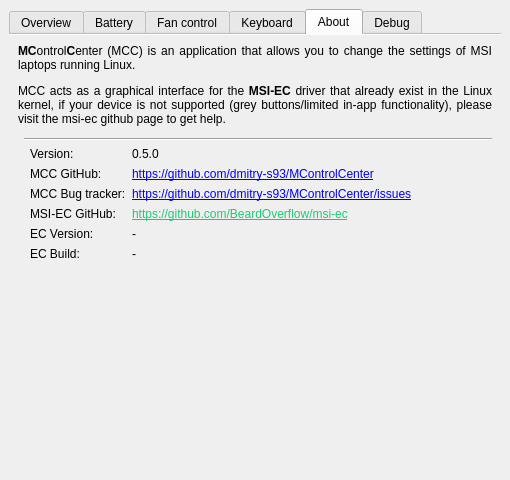
Old version of the form src/mainwindow.ui in the repository dmitry-s93/MControlCenter.
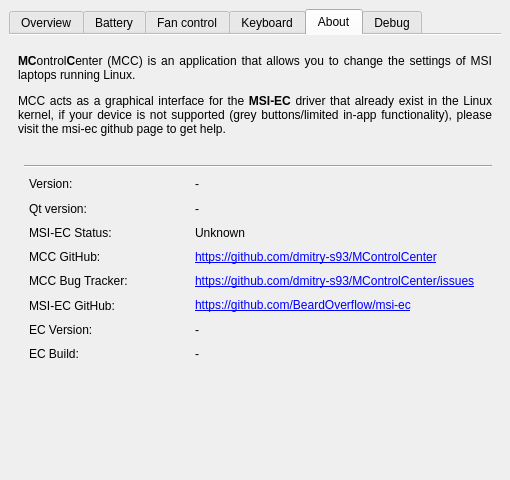
New version of the form. The open tabs and pages were chosen to show the change. Icons and pictures are not drawn.

Commit message: update the user interface

The edit to the form file:
```diff
--- a/src/mainwindow.ui
+++ b/src/mainwindow.ui
@@ -50,6 +50,9 @@
       <property name="autoFillBackground">
        <bool>false</bool>
       </property>
+      <property name="tabPosition">
+       <enum>QTabWidget::TabPosition::North</enum>
+      </property>
       <property name="tabShape">
        <enum>QTabWidget::TabShape::Rounded</enum>
       </property>
@@ -59,6 +62,12 @@
       <property name="documentMode">
        <bool>true</bool>
       </property>
+      <property name="tabsClosable">
+       <bool>false</bool>
+      </property>
+      <property name="movable">
+       <bool>true</bool>
+      </property>
       <property name="tabBarAutoHide">
        <bool>true</bool>
       </property>
@@ -1412,15 +1421,8 @@
        <attribute name="title">
         <string>Keyboard</string>
        </attribute>
-       <layout class="QVBoxLayout" name="verticalLayout_4">
-        <item>
-         <widget class="QLabel" name="keyboardBacklitLabel">
-          <property name="text">
-           <string>Keyboard Backlit</string>
-          </property>
-         </widget>
-        </item>
-        <item>
+       <layout class="QGridLayout" name="gridLayout_2">
+        <item row="1" column="0" colspan="2">
          <widget class="QComboBox" name="keyboardBacklightModeComboBox">
           <item>
            <property name="text">
@@ -1434,7 +1436,69 @@
           </item>
          </widget>
         </item>
-        <item>
+        <item row="3" column="0" colspan="2">
+         <widget class="Line" name="line_2">
+          <property name="orientation">
+           <enum>Qt::Orientation::Horizontal</enum>
+          </property>
+         </widget>
+        </item>
+        <item row="5" column="0">
+         <spacer name="verticalSpacer">
+          <property name="orientation">
+           <enum>Qt::Orientation::Vertical</enum>
+          </property>
+          <property name="sizeHint" stdset="0">
+           <size>
+            <width>20</width>
+            <height>40</height>
+           </size>
+          </property>
+         </spacer>
+        </item>
+        <item row="4" column="0" colspan="2">
+         <widget class="QLabel" name="keyboardBacklightInfo">
+          <property name="frameShape">
+           <enum>QFrame::Shape::NoFrame</enum>
+          </property>
+          <property name="frameShadow">
+           <enum>QFrame::Shadow::Plain</enum>
+          </property>
+          <property name="text">
+           <string>&lt;html&gt;&lt;head/&gt;&lt;body&gt;&lt;p&gt;Due to the way MSI laptops are designed, multi-color (RGB) keyboards cannot be supported in this app/driver.&lt;/p&gt;&lt;p&gt;Consider using &lt;a href=&quot;https://openrgb.org/&quot;&gt;&lt;span style=&quot; text-decoration: underline; color:#27bf73;&quot;&gt;OpenRGB&lt;/span&gt;&lt;/a&gt; to get complete control of keyboard backlight.&lt;/p&gt;&lt;/body&gt;&lt;/html&gt;</string>
+          </property>
+          <property name="wordWrap">
+           <bool>true</bool>
+          </property>
+          <property name="openExternalLinks">
+           <bool>true</bool>
+          </property>
+          <property name="textInteractionFlags">
+           <set>Qt::TextInteractionFlag::TextBrowserInteraction</set>
+          </property>
+         </widget>
+        </item>
+        <item row="5" column="1">
+         <spacer name="verticalSpacer_2">
+          <property name="orientation">
+           <enum>Qt::Orientation::Vertical</enum>
+          </property>
+          <property name="sizeHint" stdset="0">
+           <size>
+            <width>20</width>
+            <height>220</height>
+           </size>
+          </property>
+         </spacer>
+        </item>
+        <item row="0" column="0">
+         <widget class="QLabel" name="keyboardBacklightLabel">
+          <property name="text">
+           <string>Keyboard Backlight</string>
+          </property>
+         </widget>
+        </item>
+        <item row="2" column="0" colspan="2">
          <widget class="QSlider" name="keyboardBrightnessSlider">
           <property name="sizePolicy">
            <sizepolicy hsizetype="Preferred" vsizetype="Fixed">
@@ -1485,32 +1549,28 @@
        <attribute name="title">
         <string>About</string>
        </attribute>
-       <layout class="QGridLayout" name="gridLayout_2">
-        <item row="2" column="1" colspan="3">
          <widget class="Line" name="line_3">
+        <property name="geometry">
+         <rect>
+          <x>15</x>
+          <y>123</y>
+          <width>468</width>
+          <height>16</height>
+         </rect>
+        </property>
           <property name="orientation">
            <enum>Qt::Orientation::Horizontal</enum>
           </property>
          </widget>
-        </item>
-        <item row="3" column="3">
-         <spacer name="horizontalSpacer_2">
-          <property name="orientation">
-           <enum>Qt::Orientation::Horizontal</enum>
-          </property>
-          <property name="sizeType">
-           <enum>QSizePolicy::Policy::MinimumExpanding</enum>
-          </property>
-          <property name="sizeHint" stdset="0">
-           <size>
-            <width>0</width>
-            <height>20</height>
-           </size>
-          </property>
-         </spacer>
-        </item>
-        <item row="0" column="0" colspan="4">
          <widget class="QLabel" name="label_3">
+        <property name="geometry">
+         <rect>
+          <x>9</x>
+          <y>9</y>
+          <width>474</width>
+          <height>102</height>
+         </rect>
+        </property>
           <property name="text">
            <string>&lt;html&gt;&lt;head/&gt;&lt;body&gt;&lt;p&gt;&lt;span style=&quot; font-weight:700;&quot;&gt;MC&lt;/span&gt;ontrol&lt;span style=&quot; font-weight:700;&quot;&gt;C&lt;/span&gt;enter (MCC) is an application that allows you to change the settings of MSI laptops running Linux.&lt;/p&gt;&lt;p&gt;MCC acts as a graphical interface for the &lt;span style=&quot; font-weight:700;&quot;&gt;MSI-EC &lt;/span&gt;driver that already exist in the Linux kernel, if your device is not supported (grey buttons/limited in-app functionality), please visit the msi-ec github page to get help.&lt;/p&gt;&lt;/body&gt;&lt;/html&gt;</string>
           </property>
@@ -1521,25 +1581,16 @@
            <bool>true</bool>
           </property>
          </widget>
-        </item>
-        <item row="4" column="2">
-         <spacer name="verticalSpacer_4">
-          <property name="orientation">
-           <enum>Qt::Orientation::Vertical</enum>
-          </property>
-          <property name="sizeHint" stdset="0">
-           <size>
-            <width>20</width>
-            <height>40</height>
-           </size>
-          </property>
-         </spacer>
-        </item>
-        <item row="3" column="2">
-         <layout class="QFormLayout" name="aboutTabFormLayout">
-          <property name="rowWrapPolicy">
-           <enum>QFormLayout::RowWrapPolicy::WrapLongRows</enum>
-          </property>
+       <widget class="QWidget" name="formLayoutWidget">
+        <property name="geometry">
+         <rect>
+          <x>20</x>
+          <y>140</y>
+          <width>446</width>
+          <height>188</height>
+         </rect>
+        </property>
+        <layout class="QGridLayout" name="gridLayout">
           <item row="0" column="0">
            <widget class="QLabel" name="versionLabel">
             <property name="text">
@@ -1547,21 +1598,61 @@
             </property>
            </widget>
           </item>
-          <item row="0" column="1">
-           <widget class="QLabel" name="versionValueLabel">
+         <item row="5" column="1">
+          <widget class="QLabel" name="MsiEcGitHubLabel">
             <property name="text">
-             <string notr="true">0.5.0</string>
-            </property>
-           </widget>
-          </item>
-          <item row="1" column="0">
+            <string notr="true">&lt;a href=&quot;https://github.com/BeardOverflow/msi-ec&quot;&gt;https://github.com/BeardOverflow/msi-ec&lt;/a&gt;</string>
+           </property>
+           <property name="openExternalLinks">
+            <bool>true</bool>
+           </property>
+           <property name="textInteractionFlags">
+            <set>Qt::TextInteractionFlag::TextBrowserInteraction</set>
+           </property>
+          </widget>
+         </item>
+         <item row="6" column="0">
+          <widget class="QLabel" name="ecVersionLabel">
+           <property name="text">
+            <string>EC Version:</string>
+           </property>
+          </widget>
+         </item>
+         <item row="4" column="1">
+          <widget class="QLabel" name="bugTrackerValueLabel">
+           <property name="text">
+            <string notr="true">&lt;a href=&quot;https://github.com/dmitry-s93/MControlCenter/issues&quot;&gt;https://github.com/dmitry-s93/MControlCenter/issues&lt;/a&gt;</string>
+           </property>
+           <property name="openExternalLinks">
+            <bool>true</bool>
+           </property>
+           <property name="textInteractionFlags">
+            <set>Qt::TextInteractionFlag::TextBrowserInteraction</set>
+           </property>
+          </widget>
+         </item>
+         <item row="3" column="0">
            <widget class="QLabel" name="gitHubLabel">
             <property name="text">
              <string>MCC GitHub:</string>
             </property>
            </widget>
           </item>
-          <item row="1" column="1">
+         <item row="0" column="1">
+          <widget class="QLabel" name="versionValueLabel">
+           <property name="text">
+            <string notr="true">-</string>
+           </property>
+          </widget>
+         </item>
+         <item row="4" column="0">
+          <widget class="QLabel" name="bugTrackerLabel">
+           <property name="text">
+            <string>MCC Bug Tracker:</string>
+           </property>
+          </widget>
+         </item>
+         <item row="3" column="1">
            <widget class="QLabel" name="gitHubValueLabel">
             <property name="text">
              <string notr="true">&lt;a href=&quot;https://github.com/dmitry-s93/MControlCenter&quot;&gt;https://github.com/dmitry-s93/MControlCenter&lt;/a&gt;</string>
@@ -1574,90 +1665,64 @@
             </property>
            </widget>
           </item>
-          <item row="2" column="0">
-           <widget class="QLabel" name="bugTrackerLabel">
-            <property name="text">
-             <string>MCC Bug tracker:</string>
-            </property>
-           </widget>
-          </item>
-          <item row="2" column="1">
-           <widget class="QLabel" name="bugTrackerValueLabel">
-            <property name="text">
-             <string notr="true">&lt;a href=&quot;https://github.com/dmitry-s93/MControlCenter/issues&quot;&gt;https://github.com/dmitry-s93/MControlCenter/issues&lt;/a&gt;</string>
-            </property>
-            <property name="openExternalLinks">
-             <bool>true</bool>
-            </property>
-            <property name="textInteractionFlags">
-             <set>Qt::TextInteractionFlag::TextBrowserInteraction</set>
-            </property>
-           </widget>
-          </item>
-          <item row="4" column="0">
-           <widget class="QLabel" name="ecVersionLabel">
-            <property name="text">
-             <string>EC Version:</string>
-            </property>
-           </widget>
-          </item>
-          <item row="5" column="0">
+         <item row="7" column="0">
            <widget class="QLabel" name="ecBuildLabel">
             <property name="text">
              <string>EC Build:</string>
             </property>
            </widget>
           </item>
-          <item row="5" column="1">
-           <widget class="QLabel" name="ecBuildValueLabel">
-            <property name="text">
-             <string notr="true">-</string>
-            </property>
-           </widget>
-          </item>
-          <item row="3" column="0">
+         <item row="5" column="0">
            <widget class="QLabel" name="label_11">
             <property name="text">
              <string>MSI-EC GitHub:</string>
             </property>
            </widget>
           </item>
-          <item row="3" column="1">
+         <item row="2" column="0">
            <widget class="QLabel" name="label_12">
             <property name="text">
-             <string>&lt;html&gt;&lt;head/&gt;&lt;body&gt;&lt;p&gt;&lt;a href=&quot;https://github.com/BeardOverflow/msi-ec&quot;&gt;&lt;span style=&quot; text-decoration: underline; color:#1ec974;&quot;&gt;https://github.com/BeardOverflow/msi-ec&lt;/span&gt;&lt;/a&gt;&lt;/p&gt;&lt;/body&gt;&lt;/html&gt;</string>
-            </property>
-            <property name="textFormat">
-             <enum>Qt::TextFormat::AutoText</enum>
+            <string>MSI-EC Status:</string>
+           </property>
+          </widget>
+         </item>
+         <item row="2" column="1">
+          <widget class="QLabel" name="MsiEcStatusLabel">
+           <property name="text">
+            <string>Unknown</string>
             </property>
            </widget>
           </item>
-          <item row="4" column="1">
+         <item row="7" column="1">
+          <widget class="QLabel" name="ecBuildValueLabel">
+           <property name="text">
+            <string notr="true">-</string>
+           </property>
+          </widget>
+         </item>
+         <item row="6" column="1">
            <widget class="QLabel" name="ecVersionValueLabel">
             <property name="text">
              <string notr="true">-</string>
             </property>
            </widget>
           </item>
-         </layout>
-        </item>
-        <item row="1" column="0" rowspan="3" colspan="2">
-         <spacer name="horizontalSpacer">
-          <property name="orientation">
-           <enum>Qt::Orientation::Horizontal</enum>
-          </property>
-          <property name="sizeType">
-           <enum>QSizePolicy::Policy::MinimumExpanding</enum>
-          </property>
-          <property name="sizeHint" stdset="0">
-           <size>
-            <width>0</width>
-            <height>20</height>
-           </size>
-          </property>
-         </spacer>
-        </item>
-       </layout>
+         <item row="1" column="0">
+          <widget class="QLabel" name="label_13">
+           <property name="text">
+            <string>Qt version:</string>
+           </property>
+          </widget>
+         </item>
+         <item row="1" column="1">
+          <widget class="QLabel" name="QtVersionValue">
+           <property name="text">
+            <string>-</string>
+           </property>
+          </widget>
+         </item>
+        </layout>
+       </widget>
       </widget>
       <widget class="QWidget" name="debugTab">
        <attribute name="title">
```
Left out of the diff: 49 changed lines with no effect on the pictures. Lines whose indentation alone changed are shown as unchanged.
